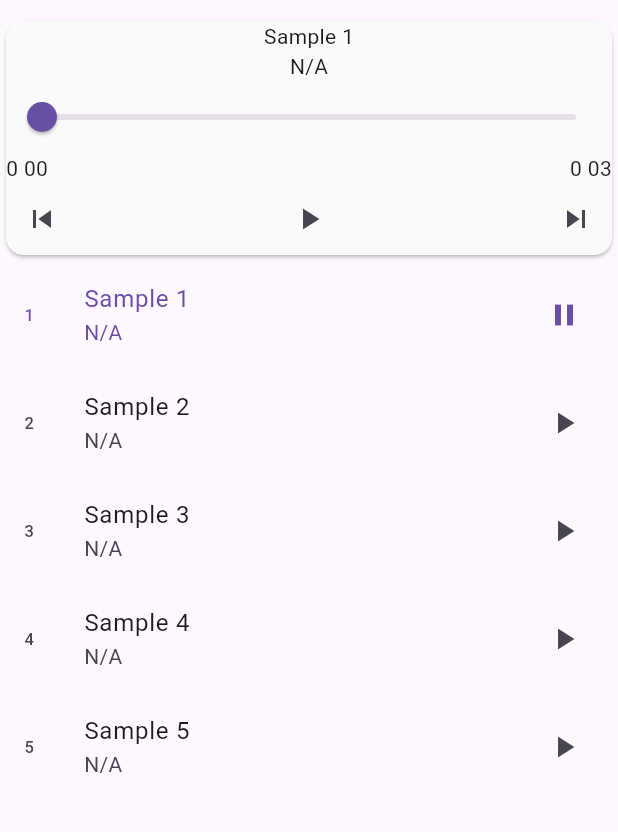
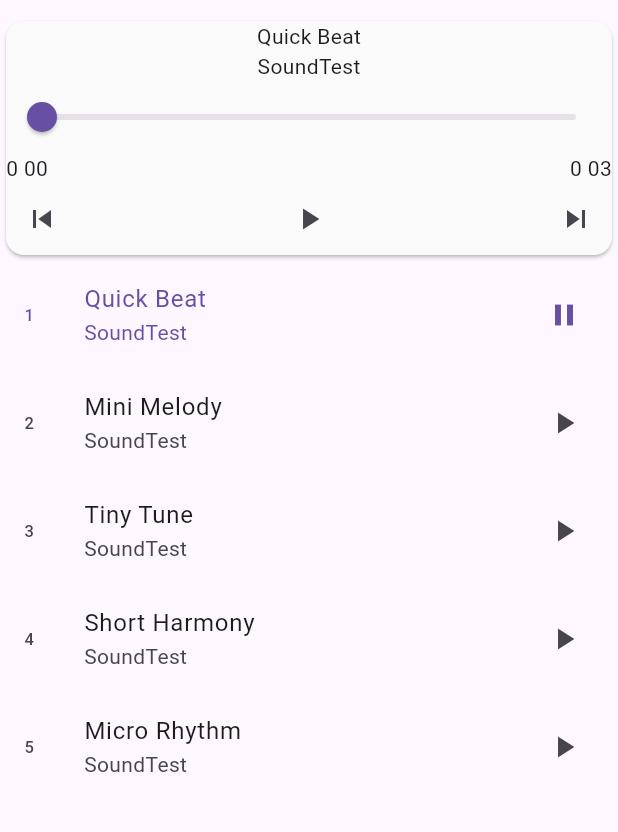
Before and after one commit to Shishir707/Music-App, a Flutter app: the screen it shows after launch, on a phone screen of 412 x 824 dp, the part 84-916 px from its top. Run offline on Flutter 3.47's test engine with Material 3 defaults, Android fonts, the phone set to English and light mode, and no system bars; our stand-ins replace audioplayers.

Commit message:
add song name and artist name

```diff
--- a/lib/music_app.dart
+++ b/lib/music_app.dart
@@ -14,36 +14,37 @@ class _MusicAppState extends State<MusicApp> {
   final AudioPlayer _audioPlayer = AudioPlayer();
   final List<Song> playList = [
     Song(
-      songName: "Sample 1",
-      artistName: "N/A",
+      songName: "Quick Beat",
+      artistName: "SoundTest",
       songUrl: "https://samplelib.com/lib/preview/mp3/sample-3s.mp3",
       totalDuration: 3,
     ),
     Song(
-      songName: "Sample 2",
-      artistName: "N/A",
+      songName: "Mini Melody",
+      artistName: "SoundTest",
       songUrl: "https://samplelib.com/lib/preview/mp3/sample-6s.mp3",
       totalDuration: 6,
     ),
     Song(
-      songName: "Sample 3",
-      artistName: "N/A",
+      songName: "Tiny Tune",
+      artistName: "SoundTest",
       songUrl: "https://samplelib.com/lib/preview/mp3/sample-9s.mp3",
       totalDuration: 9,
     ),
     Song(
-      songName: "Sample 4",
-      artistName: "N/A",
+      songName: "Short Harmony",
+      artistName: "SoundTest",
       songUrl: "https://samplelib.com/lib/preview/mp3/sample-12s.mp3",
       totalDuration: 12,
     ),
     Song(
-      songName: "Sample 5",
-      artistName: "N/A",
+      songName: "Micro Rhythm",
+      artistName: "SoundTest",
       songUrl: "https://samplelib.com/lib/preview/mp3/sample-15s.mp3",
       totalDuration: 15,
     ),
   ];
+
 
   int currentIndex = 0;
   bool isPlay = false;
```
